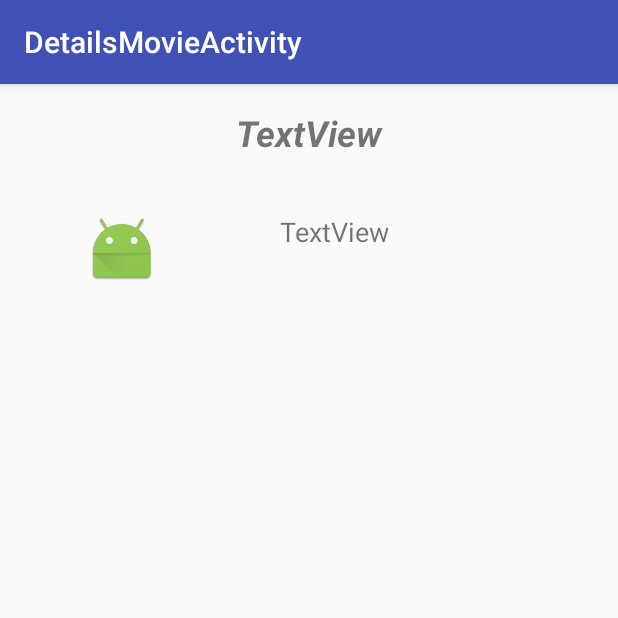
After one commit to jbernardinojr/PopularMovies, an Android app: the DetailsMovieActivity screen opened directly, with no data from a screen before it, on a phone screen of 412 x 824 dp, the top half of it. The commit adds this screen. Run offline under Robolectric (Android 15) with nearby library versions, the phone set to English and light mode, and no system bars; our stand-ins replace Picasso; pictures from the network do not load; 4 statements that could not run were skipped.

Commit message:
Adding Movie Detail Activity. This activity will show the movie details. Here we send the Movie list and position of the movie to be showed.
Signed-off-by: José Bernardino da Silva Júnior <jbernardino.jr@gmail.com>

```diff
--- a/app/src/main/AndroidManifest.xml
+++ b/app/src/main/AndroidManifest.xml
@@ -20,6 +20,10 @@
                 <category android:name="android.intent.category.LAUNCHER" />
             </intent-filter>
         </activity>
+        <activity
+            android:name=".DetailsMovieActivity"
+            android:label="@string/title_activity_details_movie"
+            android:theme="@style/AppTheme.NoActionBar"></activity>
     </application>
 
 </manifest>
--- /dev/null
+++ b/app/src/main/java/com/example/jbsjunior/popularmovies/DetailsMovieActivity.java
@@ -0,0 +1,50 @@
+package com.example.jbsjunior.popularmovies;
+
+import android.content.Intent;
+import android.os.Bundle;
+import android.support.v7.app.AppCompatActivity;
+import android.support.v7.widget.Toolbar;
+import android.util.Log;
+import android.widget.ImageView;
+import android.widget.TextView;
+
+import com.example.jbsjunior.popularmovies.Model.Movie;
+import com.example.jbsjunior.popularmovies.server.URLServer;
+import com.google.gson.Gson;
+import com.google.gson.reflect.TypeToken;
+import com.squareup.picasso.Picasso;
+
+import java.lang.reflect.Type;
+import java.util.List;
+
+public class DetailsMovieActivity extends AppCompatActivity {
+
+    @Override
+    protected void onCreate(Bundle savedInstanceState) {
+        super.onCreate(savedInstanceState);
+        setContentView(R.layout.activity_details_movie);
+        Toolbar toolbar = (Toolbar) findViewById(R.id.toolbar);
+        setSupportActionBar(toolbar);
+
+        Intent intent = getIntent();
+        String movieAsString = intent.getStringExtra("list_movies");
+        int position = intent.getIntExtra("position", 0);
+
+        Log.d("Teste", movieAsString);
+        Gson gson = new Gson();
+        Type type = new TypeToken<List<Movie>>(){}.getType();
+        final List<Movie> movies = gson.fromJson(movieAsString, type);
+        Movie movie = movies.get(position);
+
+        TextView txtMovieTitle = (TextView) findViewById(R.id.txtMovieTitle);
+        TextView txtMovieDescription = (TextView) findViewById(R.id.txtMovieDescription);
+        ImageView imgViewPoster = (ImageView) findViewById(R.id.imgDetailMoviePoster);
+
+        txtMovieTitle.setText(movie.getTitle());
+        txtMovieDescription.setText(movie.getOverview());
+        Picasso.with(DetailsMovieActivity.this)
+                .load(URLServer.URL_IMAGE_MOVIE + movie.getPosterPath())
+                .into(imgViewPoster);
+    }
+
+}
--- a/app/src/main/java/com/example/jbsjunior/popularmovies/Fragment/MoviesFragment.java
+++ b/app/src/main/java/com/example/jbsjunior/popularmovies/Fragment/MoviesFragment.java
@@ -1,17 +1,21 @@
 package com.example.jbsjunior.popularmovies.Fragment;
 
+import android.content.Intent;
 import android.os.Bundle;
 import android.support.v4.app.Fragment;
 import android.view.LayoutInflater;
 import android.view.View;
 import android.view.ViewGroup;
+import android.widget.AdapterView;
 import android.widget.ListView;
 
+import com.example.jbsjunior.popularmovies.DetailsMovieActivity;
 import com.example.jbsjunior.popularmovies.Model.Movie;
 import com.example.jbsjunior.popularmovies.MovieTaskCallBack;
 import com.example.jbsjunior.popularmovies.MoviesTask;
 import com.example.jbsjunior.popularmovies.MyCustomAdapter;
 import com.example.jbsjunior.popularmovies.R;
+import com.google.gson.Gson;
 
 import java.util.List;
 
@@ -39,6 +43,19 @@ public class MoviesFragment extends Fragment implements MovieTaskCallBack {
 
         lv = (ListView) rootView.findViewById(R.id.listview_movies);
 
+        lv.setOnItemClickListener(new AdapterView.OnItemClickListener() {
+            @Override
+            public void onItemClick(AdapterView<?> parent, View view, int position, long id) {
+                Gson gson = new Gson();
+                String jsonMovies = gson.toJson(mMovies);
+
+                Intent intent = new Intent(getActivity(), DetailsMovieActivity.class);
+                intent.putExtra("list_movies", jsonMovies);
+                intent.putExtra("position", position);
+                startActivity(intent);
+            }
+        });
+
         MoviesTask moviesTask = new MoviesTask(rootView.getContext(), MoviesFragment.this);
         moviesTask.execute();
 
--- a/app/src/main/java/com/example/jbsjunior/popularmovies/MyCustomAdapter.java
+++ b/app/src/main/java/com/example/jbsjunior/popularmovies/MyCustomAdapter.java
@@ -9,11 +9,10 @@ import android.widget.ImageView;
 import android.widget.TextView;
 
 import com.example.jbsjunior.popularmovies.Model.Movie;
+import com.example.jbsjunior.popularmovies.server.URLServer;
 import com.squareup.picasso.Picasso;
 
 import java.util.List;
-
-import static com.example.jbsjunior.popularmovies.server.URLServer.URL_IMAGE_MOVIE;
 
 /**
  * Created by JBSJunior on 01/11/2016.
@@ -52,10 +51,10 @@ public class MyCustomAdapter extends ArrayAdapter {
         }else {
             handler = (DataHandler) mRow.getTag();
         }
-
         Movie movie = (Movie) this.getItem(position);
         handler.txtMovieName.setText(movie.getTitle());
-        Picasso.with(getContext()).load(URL_IMAGE_MOVIE + movie.getPosterPath()).into(handler.imageMovie);
+        Picasso.with(getContext()).load(URLServer.URL_IMAGE_MOVIE + movie.getPosterPath()).into(handler.imageMovie);
+
         return mRow;
     }
 
--- /dev/null
+++ b/app/src/main/res/layout/activity_details_movie.xml
@@ -0,0 +1,26 @@
+<?xml version="1.0" encoding="utf-8"?>
+<android.support.design.widget.CoordinatorLayout xmlns:android="http://schemas.android.com/apk/res/android"
+    xmlns:app="http://schemas.android.com/apk/res-auto"
+    xmlns:tools="http://schemas.android.com/tools"
+    android:layout_width="match_parent"
+    android:layout_height="match_parent"
+    android:fitsSystemWindows="true"
+    tools:context="com.example.jbsjunior.popularmovies.DetailsMovieActivity">
+
+    <android.support.design.widget.AppBarLayout
+        android:layout_width="match_parent"
+        android:layout_height="wrap_content"
+        android:theme="@style/AppTheme.AppBarOverlay">
+
+        <android.support.v7.widget.Toolbar
+            android:id="@+id/toolbar"
+            android:layout_width="match_parent"
+            android:layout_height="?attr/actionBarSize"
+            android:background="?attr/colorPrimary"
+            app:popupTheme="@style/AppTheme.PopupOverlay" />
+
+    </android.support.design.widget.AppBarLayout>
+
+    <include layout="@layout/content_details_movie" />
+
+</android.support.design.widget.CoordinatorLayout>
--- /dev/null
+++ b/app/src/main/res/layout/content_details_movie.xml
@@ -0,0 +1,51 @@
+<?xml version="1.0" encoding="utf-8"?>
+<RelativeLayout xmlns:android="http://schemas.android.com/apk/res/android"
+    xmlns:app="http://schemas.android.com/apk/res-auto"
+    xmlns:tools="http://schemas.android.com/tools"
+    android:id="@+id/content_details_movie"
+    android:layout_width="match_parent"
+    android:layout_height="match_parent"
+    android:paddingBottom="@dimen/activity_vertical_margin"
+    android:paddingLeft="@dimen/activity_horizontal_margin"
+    android:paddingRight="@dimen/activity_horizontal_margin"
+    android:paddingTop="@dimen/activity_vertical_margin"
+    app:layout_behavior="@string/appbar_scrolling_view_behavior"
+    tools:context="com.example.jbsjunior.popularmovies.DetailsMovieActivity"
+    tools:showIn="@layout/activity_details_movie">
+
+    <TextView
+        android:text="TextView"
+        android:layout_width="match_parent"
+        android:layout_height="wrap_content"
+        android:id="@+id/txtMovieTitle"
+        android:layout_alignParentRight="true"
+        android:layout_alignParentEnd="true"
+        android:textStyle="normal|bold|italic"
+        android:textSize="24sp"
+        android:textAlignment="center" />
+
+    <TextView
+        android:text="TextView"
+        android:layout_width="wrap_content"
+        android:layout_height="wrap_content"
+        android:id="@+id/txtMovieDescription"
+        android:textSize="18sp"
+        android:textAlignment="viewStart"
+        android:layout_alignTop="@+id/imgDetailMoviePoster"
+        android:layout_toRightOf="@+id/imgDetailMoviePoster"
+        android:layout_toEndOf="@+id/imgDetailMoviePoster"
+        android:layout_marginLeft="81dp"
+        android:layout_marginStart="81dp" />
+
+    <ImageView
+        android:layout_width="wrap_content"
+        android:layout_height="wrap_content"
+        app:srcCompat="@mipmap/ic_launcher"
+        android:id="@+id/imgDetailMoviePoster"
+        android:layout_marginTop="37dp"
+        android:layout_marginLeft="41dp"
+        android:layout_marginStart="41dp"
+        android:layout_below="@+id/txtMovieTitle"
+        android:layout_alignParentLeft="true"
+        android:layout_alignParentStart="true" />
+</RelativeLayout>
--- a/app/src/main/res/values/strings.xml
+++ b/app/src/main/res/values/strings.xml
@@ -2,4 +2,5 @@
     <string name="app_name">Popular Movies</string>
     <string name="action_settings">Settings</string>
     <string name="title_activity_movies_fragment">MoviesFragment</string>
+    <string name="title_activity_details_movie">DetailsMovieActivity</string>
 </resources>
```
